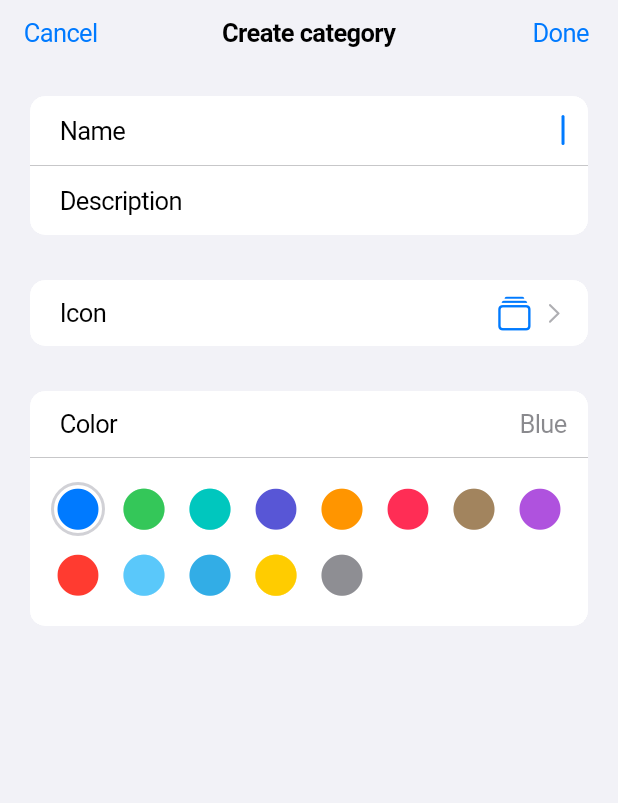
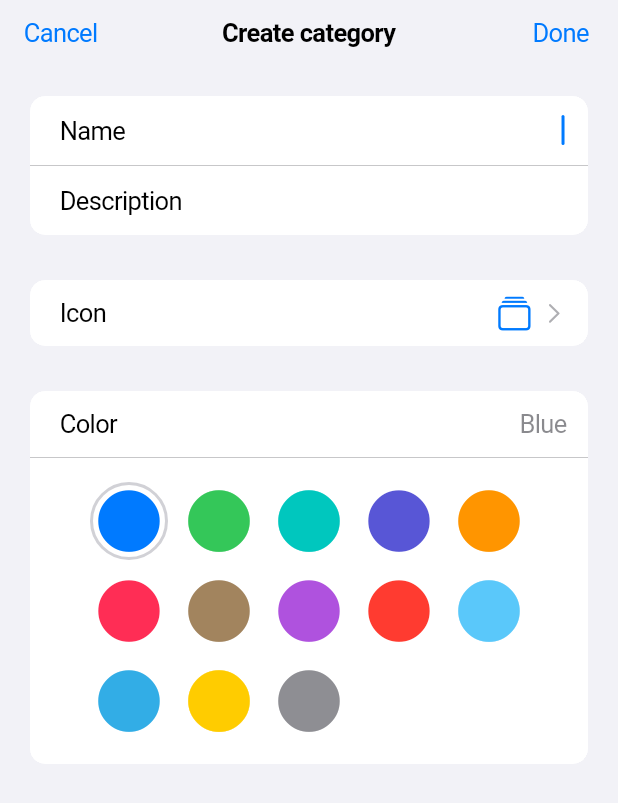
Before and after one commit to badlopo/bad_bkp, a Flutter app: the CategoryCreationPage screen opened by its route, on a phone screen of 412 x 824 dp. Shown: the top 803 px of the screen. Run offline on Flutter 3.47's test engine with Material 3 defaults, Android fonts, the phone set to English and light mode, and no system bars; our stand-ins replace bot_toast, drift, drift_flutter, easy_refresh, flutter_svg, go_router and 2 more; accounts and stored records are empty; generated files the repository leaves out were written again.

Commit message:
feat: enable dynamic item size

```diff
--- a/lib/components/palette.dart
+++ b/lib/components/palette.dart
@@ -13,6 +13,7 @@ class BKPPalette extends StatelessWidget {
     ),
   );
 
+  final double itemSize;
   final BKPColor color;
   final ValueChanged<BKPColor> onTap;
 
@@ -21,31 +22,39 @@ class BKPPalette extends StatelessWidget {
     onTap(v);
   }
 
-  const BKPPalette({super.key, required this.color, required this.onTap});
+  const BKPPalette({
+    super.key,
+    this.itemSize = 48,
+    required this.color,
+    required this.onTap,
+  });
 
   @override
   Widget build(BuildContext context) {
-    return Wrap(
+    return Padding(
+      padding: EdgeInsets.symmetric(horizontal: 8),
+      child: Wrap(
         alignment: WrapAlignment.start,
         children: [
           for (final item in bkpColors)
             GestureDetector(
               onTap: () => _onTap(item),
               child: Container(
-              width: 36,
-              height: 36,
+                width: itemSize + 4,
+                height: itemSize + 4,
                 margin: EdgeInsets.all(4),
                 alignment: Alignment.center,
                 decoration:
                     item == color ? _activeDecoration : _inactiveDecoration,
                 child: Icon(
                   CupertinoIcons.circle_fill,
-                size: 32,
+                  size: itemSize,
                   color: item.color,
                 ),
               ),
             ),
         ],
+      ),
     );
   }
 }
```
Lines whose indentation alone changed are shown as unchanged.
